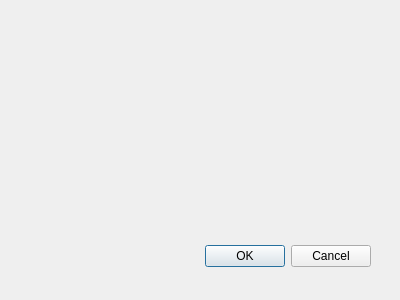
Old version of the form dialogeditmashscheme.ui in the repository Emile666/Ebrew_Qt.
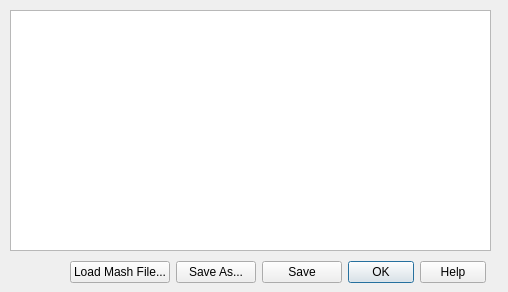
New version of the form.

```diff
--- a/dialogeditmashscheme.ui
+++ b/dialogeditmashscheme.ui
@@ -8,29 +8,86 @@
    <rect>
     <x>0</x>
     <y>0</y>
-    <width>400</width>
-    <height>300</height>
+    <width>508</width>
+    <height>292</height>
    </rect>
   </property>
   <property name="windowTitle">
    <string>Dialog</string>
   </property>
-  <widget class="QDialogButtonBox" name="buttonBox">
+  <widget class="QPlainTextEdit" name="plainTextEdit">
    <property name="geometry">
     <rect>
-     <x>30</x>
-     <y>240</y>
-     <width>341</width>
-     <height>32</height>
+     <x>10</x>
+     <y>10</y>
+     <width>481</width>
+     <height>241</height>
     </rect>
    </property>
-   <property name="orientation">
-    <enum>Qt::Horizontal</enum>
+   <property name="font">
+    <font>
+     <family>Courier New</family>
+    </font>
    </property>
-   <property name="standardButtons">
-    <set>QDialogButtonBox::Cancel|QDialogButtonBox::Ok</set>
+   <property name="toolTip">
+    <string>This is the Text Editor for the Mash Scheme File</string>
    </property>
   </widget>
+  <widget class="QWidget" name="">
+   <property name="geometry">
+    <rect>
+     <x>70</x>
+     <y>260</y>
+     <width>416</width>
+     <height>25</height>
+    </rect>
+   </property>
+   <layout class="QHBoxLayout" name="horizontalLayout">
+    <item>
+     <widget class="QPushButton" name="pushButton">
+      <property name="toolTip">
+       <string>Load a Mash Scheme File into the editor</string>
+      </property>
+      <property name="text">
+       <string>Load Mash File...</string>
+      </property>
+     </widget>
+    </item>
+    <item>
+     <widget class="QPushButton" name="pushButton_2">
+      <property name="toolTip">
+       <string>Save the Mash Scheme into a new File</string>
+      </property>
+      <property name="text">
+       <string>Save As...</string>
+      </property>
+     </widget>
+    </item>
+    <item>
+     <widget class="QPushButton" name="pushButton_3">
+      <property name="toolTip">
+       <string>Save the Mash Scheme into maisch.sch</string>
+      </property>
+      <property name="text">
+       <string>Save</string>
+      </property>
+     </widget>
+    </item>
+    <item>
+     <widget class="QDialogButtonBox" name="buttonBox">
+      <property name="orientation">
+       <enum>Qt::Horizontal</enum>
+      </property>
+      <property name="standardButtons">
+       <set>QDialogButtonBox::Help|QDialogButtonBox::Ok</set>
+      </property>
+      <property name="centerButtons">
+       <bool>false</bool>
+      </property>
+     </widget>
+    </item>
+   </layout>
+  </widget>
  </widget>
  <pixmapfunction/>
  <resources/>
```
Left out of the diff: 11 changed lines with no effect on the pictures.
